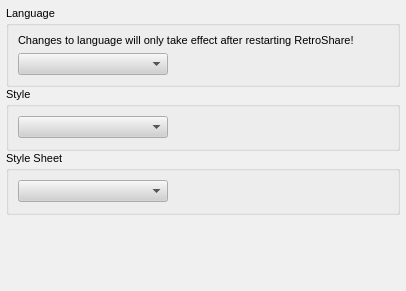
Old version of the form retroshare-gui/src/gui/settings/AppearancePage.ui in the repository RetroShare/RetroShare.
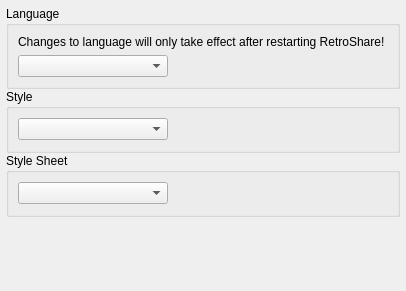
New version of the form.

Diff of the .ui file:
```diff
--- a/retroshare-gui/src/gui/settings/AppearancePage.ui
+++ b/retroshare-gui/src/gui/settings/AppearancePage.ui
@@ -10,486 +10,6 @@
     <height>291</height>
    </rect>
   </property>
-  <property name="palette">
-   <palette>
-    <active>
-     <colorrole role="WindowText">
-      <brush brushstyle="SolidPattern">
-       <color alpha="255">
-        <red>0</red>
-        <green>0</green>
-        <blue>0</blue>
-       </color>
-      </brush>
-     </colorrole>
-     <colorrole role="Button">
-      <brush brushstyle="SolidPattern">
-       <color alpha="255">
-        <red>208</red>
-        <green>208</green>
-        <blue>208</blue>
-       </color>
-      </brush>
-     </colorrole>
-     <colorrole role="Light">
-      <brush brushstyle="SolidPattern">
-       <color alpha="255">
-        <red>255</red>
-        <green>255</green>
-        <blue>255</blue>
-       </color>
-      </brush>
-     </colorrole>
-     <colorrole role="Midlight">
-      <brush brushstyle="SolidPattern">
-       <color alpha="255">
-        <red>247</red>
-        <green>247</green>
-        <blue>247</blue>
-       </color>
-      </brush>
-     </colorrole>
-     <colorrole role="Dark">
-      <brush brushstyle="SolidPattern">
-       <color alpha="255">
-        <red>104</red>
-        <green>104</green>
-        <blue>104</blue>
-       </color>
-      </brush>
-     </colorrole>
-     <colorrole role="Mid">
-      <brush brushstyle="SolidPattern">
-       <color alpha="255">
-        <red>139</red>
-        <green>139</green>
-        <blue>139</blue>
-       </color>
-      </brush>
-     </colorrole>
-     <colorrole role="Text">
-      <brush brushstyle="SolidPattern">
-       <color alpha="255">
-        <red>0</red>
-        <green>0</green>
-        <blue>0</blue>
-       </color>
-      </brush>
-     </colorrole>
-     <colorrole role="BrightText">
-      <brush brushstyle="SolidPattern">
-       <color alpha="255">
-        <red>255</red>
-        <green>255</green>
-        <blue>255</blue>
-       </color>
-      </brush>
-     </colorrole>
-     <colorrole role="ButtonText">
-      <brush brushstyle="SolidPattern">
-       <color alpha="255">
-        <red>0</red>
-        <green>0</green>
-        <blue>0</blue>
-       </color>
-      </brush>
-     </colorrole>
-     <colorrole role="Base">
-      <brush brushstyle="SolidPattern">
-       <color alpha="255">
-        <red>255</red>
-        <green>255</green>
-        <blue>255</blue>
-       </color>
-      </brush>
-     </colorrole>
-     <colorrole role="Window">
-      <brush brushstyle="SolidPattern">
-       <color alpha="255">
-        <red>240</red>
-        <green>240</green>
-        <blue>240</blue>
-       </color>
-      </brush>
-     </colorrole>
-     <colorrole role="Shadow">
-      <brush brushstyle="SolidPattern">
-       <color alpha="255">
-        <red>0</red>
-        <green>0</green>
-        <blue>0</blue>
-       </color>
-      </brush>
-     </colorrole>
-     <colorrole role="Highlight">
-      <brush brushstyle="SolidPattern">
-       <color alpha="255">
-        <red>0</red>
-        <green>0</green>
-        <blue>128</blue>
-       </color>
-      </brush>
-     </colorrole>
-     <colorrole role="HighlightedText">
-      <brush brushstyle="SolidPattern">
-       <color alpha="255">
-        <red>255</red>
-        <green>255</green>
-        <blue>255</blue>
-       </color>
-      </brush>
-     </colorrole>
-     <colorrole role="Link">
-      <brush brushstyle="SolidPattern">
-       <color alpha="255">
-        <red>0</red>
-        <green>0</green>
-        <blue>255</blue>
-       </color>
-      </brush>
-     </colorrole>
-     <colorrole role="LinkVisited">
-      <brush brushstyle="SolidPattern">
-       <color alpha="255">
-        <red>255</red>
-        <green>0</green>
-        <blue>255</blue>
-       </color>
-      </brush>
-     </colorrole>
-     <colorrole role="AlternateBase">
-      <brush brushstyle="SolidPattern">
-       <color alpha="255">
-        <red>231</red>
-        <green>231</green>
-        <blue>231</blue>
-       </color>
-      </brush>
-     </colorrole>
-    </active>
-    <inactive>
-     <colorrole role="WindowText">
-      <brush brushstyle="SolidPattern">
-       <color alpha="255">
-        <red>0</red>
-        <green>0</green>
-        <blue>0</blue>
-       </color>
-      </brush>
-     </colorrole>
-     <colorrole role="Button">
-      <brush brushstyle="SolidPattern">
-       <color alpha="255">
-        <red>208</red>
-        <green>208</green>
-        <blue>208</blue>
-       </color>
-      </brush>
-     </colorrole>
-     <colorrole role="Light">
-      <brush brushstyle="SolidPattern">
-       <color alpha="255">
-        <red>255</red>
-        <green>255</green>
-        <blue>255</blue>
-       </color>
-      </brush>
-     </colorrole>
-     <colorrole role="Midlight">
-      <brush brushstyle="SolidPattern">
-       <color alpha="255">
-        <red>247</red>
-        <green>247</green>
-        <blue>247</blue>
-       </color>
-      </brush>
-     </colorrole>
-     <colorrole role="Dark">
-      <brush brushstyle="SolidPattern">
-       <color alpha="255">
-        <red>104</red>
-        <green>104</green>
-        <blue>104</blue>
-       </color>
-      </brush>
-     </colorrole>
-     <colorrole role="Mid">
-      <brush brushstyle="SolidPattern">
-       <color alpha="255">
-        <red>139</red>
-        <green>139</green>
-        <blue>139</blue>
-       </color>
-      </brush>
-     </colorrole>
-     <colorrole role="Text">
-      <brush brushstyle="SolidPattern">
-       <color alpha="255">
-        <red>0</red>
-        <green>0</green>
-        <blue>0</blue>
-       </color>
-      </brush>
-     </colorrole>
-     <colorrole role="BrightText">
-      <brush brushstyle="SolidPattern">
-       <color alpha="255">
-        <red>255</red>
-        <green>255</green>
-        <blue>255</blue>
-       </color>
-      </brush>
-     </colorrole>
-     <colorrole role="ButtonText">
-      <brush brushstyle="SolidPattern">
-       <color alpha="255">
-        <red>0</red>
-        <green>0</green>
-        <blue>0</blue>
-       </color>
-      </brush>
-     </colorrole>
-     <colorrole role="Base">
-      <brush brushstyle="SolidPattern">
-       <color alpha="255">
-        <red>255</red>
-        <green>255</green>
-        <blue>255</blue>
-       </color>
-      </brush>
-     </colorrole>
-     <colorrole role="Window">
-      <brush brushstyle="SolidPattern">
-       <color alpha="255">
-        <red>240</red>
-        <green>240</green>
-        <blue>240</blue>
-       </color>
-      </brush>
-     </colorrole>
-     <colorrole role="Shadow">
-      <brush brushstyle="SolidPattern">
-       <color alpha="255">
-        <red>0</red>
-        <green>0</green>
-        <blue>0</blue>
-       </color>
-      </brush>
-     </colorrole>
-     <colorrole role="Highlight">
-      <brush brushstyle="SolidPattern">
-       <color alpha="255">
-        <red>192</red>
-        <green>192</green>
-        <blue>192</blue>
-       </color>
-      </brush>
-     </colorrole>
-     <colorrole role="HighlightedText">
-      <brush brushstyle="SolidPattern">
-       <color alpha="255">
-        <red>0</red>
-        <green>0</green>
-        <blue>0</blue>
-       </color>
-      </brush>
-     </colorrole>
-     <colorrole role="Link">
-      <brush brushstyle="SolidPattern">
-       <color alpha="255">
-        <red>0</red>
-        <green>0</green>
-        <blue>255</blue>
-       </color>
-      </brush>
-     </colorrole>
-     <colorrole role="LinkVisited">
-      <brush brushstyle="SolidPattern">
-       <color alpha="255">
-        <red>255</red>
-        <green>0</green>
-        <blue>255</blue>
-       </color>
-      </brush>
-     </colorrole>
-     <colorrole role="AlternateBase">
-      <brush brushstyle="SolidPattern">
-       <color alpha="255">
-        <red>231</red>
-        <green>231</green>
-        <blue>231</blue>
-       </color>
-      </brush>
-     </colorrole>
-    </inactive>
-    <disabled>
-     <colorrole role="WindowText">
-      <brush brushstyle="SolidPattern">
-       <color alpha="255">
-        <red>104</red>
-        <green>104</green>
-        <blue>104</blue>
-       </color>
-      </brush>
-     </colorrole>
-     <colorrole role="Button">
-      <brush brushstyle="SolidPattern">
-       <color alpha="255">
-        <red>208</red>
-        <green>208</green>
-        <blue>208</blue>
-       </color>
-      </brush>
-     </colorrole>
-     <colorrole role="Light">
-      <brush brushstyle="SolidPattern">
-       <color alpha="255">
-        <red>255</red>
-        <green>255</green>
-        <blue>255</blue>
-       </color>
-      </brush>
-     </colorrole>
-     <colorrole role="Midlight">
-      <brush brushstyle="SolidPattern">
-       <color alpha="255">
-        <red>247</red>
-        <green>247</green>
-        <blue>247</blue>
-       </color>
-      </brush>
-     </colorrole>
-     <colorrole role="Dark">
-      <brush brushstyle="SolidPattern">
-       <color alpha="255">
-        <red>104</red>
-        <green>104</green>
-        <blue>104</blue>
-       </color>
-      </brush>
-     </colorrole>
-     <colorrole role="Mid">
-      <brush brushstyle="SolidPattern">
-       <color alpha="255">
-        <red>139</red>
-        <green>139</green>
-        <blue>139</blue>
-       </color>
-      </brush>
-     </colorrole>
-     <colorrole role="Text">
-      <brush brushstyle="SolidPattern">
-       <color alpha="255">
-        <red>104</red>
-        <green>104</green>
-        <blue>104</blue>
-       </color>
-      </brush>
-     </colorrole>
-     <colorrole role="BrightText">
-      <brush brushstyle="SolidPattern">
-       <color alpha="255">
-        <red>255</red>
-        <green>255</green>
-        <blue>255</blue>
-       </color>
-      </brush>
-     </colorrole>
-     <colorrole role="ButtonText">
-      <brush brushstyle="SolidPattern">
-       <color alpha="255">
-        <red>104</red>
-        <green>104</green>
-        <blue>104</blue>
-       </color>
-      </brush>
-     </colorrole>
-     <colorrole role="Base">
-      <brush brushstyle="SolidPattern">
-       <color alpha="255">
-        <red>240</red>
-        <green>240</green>
-        <blue>240</blue>
-       </color>
-      </brush>
-     </colorrole>
-     <colorrole role="Window">
-      <brush brushstyle="SolidPattern">
-       <color alpha="255">
-        <red>240</red>
-        <green>240</green>
-        <blue>240</blue>
-       </color>
-      </brush>
-     </colorrole>
-     <colorrole role="Shadow">
-      <brush brushstyle="SolidPattern">
-       <color alpha="255">
-        <red>0</red>
-        <green>0</green>
-        <blue>0</blue>
-       </color>
-      </brush>
-     </colorrole>
-     <colorrole role="Highlight">
-      <brush brushstyle="SolidPattern">
-       <color alpha="255">
-        <red>0</red>
-        <green>0</green>
-        <blue>128</blue>
-       </color>
-      </brush>
-     </colorrole>
-     <colorrole role="HighlightedText">
-      <brush brushstyle="SolidPattern">
-       <color alpha="255">
-        <red>255</red>
-        <green>255</green>
-        <blue>255</blue>
-       </color>
-      </brush>
-     </colorrole>
-     <colorrole role="Link">
-      <brush brushstyle="SolidPattern">
-       <color alpha="255">
-        <red>0</red>
-        <green>0</green>
-        <blue>255</blue>
-       </color>
-      </brush>
-     </colorrole>
-     <colorrole role="LinkVisited">
-      <brush brushstyle="SolidPattern">
-       <color alpha="255">
-        <red>255</red>
-        <green>0</green>
-        <blue>255</blue>
-       </color>
-      </brush>
-     </colorrole>
-     <colorrole role="AlternateBase">
-      <brush brushstyle="SolidPattern">
-       <color alpha="255">
-        <red>231</red>
-        <green>231</green>
-        <blue>231</blue>
-       </color>
-      </brush>
-     </colorrole>
-    </disabled>
-   </palette>
-  </property>
-  <property name="font">
-   <font>
-    <family>Arial</family>
-    <pointsize>8</pointsize>
-    <weight>50</weight>
-    <italic>false</italic>
-    <bold>false</bold>
-    <underline>false</underline>
-    <strikeout>false</strikeout>
-   </font>
-  </property>
   <property name="contextMenuPolicy">
    <enum>Qt::NoContextMenu</enum>
   </property>
@@ -521,7 +41,7 @@
          <enum>Qt::NoContextMenu</enum>
         </property>
         <property name="text">
-         <string>&lt;html&gt;&lt;head&gt;&lt;meta name=&quot;qrichtext&quot; content=&quot;1&quot; /&gt;&lt;/head&gt;&lt;body style=&quot; white-space: pre-wrap; font-family:Arial; font-size:8pt; font-weight:400; font-style:normal; text-decoration:none;&quot;&gt;&lt;p style=&quot; margin-top:0px; margin-bottom:0px; margin-left:0px; margin-right:0px; -qt-block-indent:0; text-indent:0px;&quot;&gt;Changes to language will only take effect after restarting RetroShare!&lt;/p&gt;&lt;/body&gt;&lt;/html&gt;</string>
+         <string>Changes to language will only take effect after restarting RetroShare!</string>
         </property>
        </widget>
       </item>
@@ -537,13 +57,7 @@
          <enum>Qt::NoContextMenu</enum>
         </property>
         <property name="toolTip">
-         <string>&lt;html&gt;&lt;head&gt;&lt;meta name=&quot;qrichtext&quot; content=&quot;1&quot; /&gt;&lt;style type=&quot;text/css&quot;&gt;
-p, li { white-space: pre-wrap; }
-&lt;/style&gt;&lt;/head&gt;&lt;body style=&quot; font-family:'Arial'; font-size:10pt; font-weight:400; font-style:normal; text-decoration:none;&quot;&gt;
-&lt;p style=&quot; margin-top:0px; margin-bottom:0px; margin-left:0px; margin-right:0px; -qt-block-indent:0; text-indent:0px;&quot;&gt;Choose the language used in RetroShare&lt;/p&gt;&lt;/body&gt;&lt;/html&gt;</string>
-        </property>
-        <property name="editable">
-         <bool>false</bool>
+         <string>Choose the language used in RetroShare</string>
         </property>
         <property name="iconSize">
          <size>
@@ -599,13 +113,7 @@
          <enum>Qt::NoContextMenu</enum>
         </property>
         <property name="toolTip">
-         <string>&lt;html&gt;&lt;head&gt;&lt;meta name=&quot;qrichtext&quot; content=&quot;1&quot; /&gt;&lt;style type=&quot;text/css&quot;&gt;
-p, li { white-space: pre-wrap; }
-&lt;/style&gt;&lt;/head&gt;&lt;body style=&quot; font-family:'Arial'; font-size:10pt; font-weight:400; font-style:normal; text-decoration:none;&quot;&gt;
-&lt;p style=&quot; margin-top:0px; margin-bottom:0px; margin-left:0px; margin-right:0px; -qt-block-indent:0; text-indent:0px;&quot;&gt;Choose RetroShare's interface style&lt;/p&gt;&lt;/body&gt;&lt;/html&gt;</string>
-        </property>
-        <property name="editable">
-         <bool>false</bool>
+         <string>Choose RetroShare's interface style</string>
         </property>
        </widget>
       </item>
```
Left out of the diff: 13 changed lines with no effect on the pictures.
